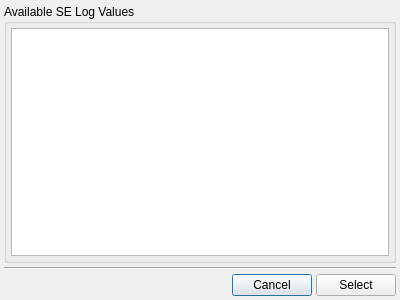
The window that frontend/seLogChooserDialog.ui (disorderedmaterials/jv2) describes before a commit, drawn with Qt 5.
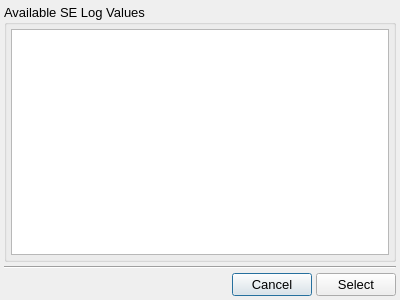
The same window after the commit.

Commit message: Fix font size in SELogChooserDialog.

What changed in the file:
```diff
--- a/frontend/seLogChooserDialog.ui
+++ b/frontend/seLogChooserDialog.ui
@@ -10,6 +10,11 @@
     <height>300</height>
    </rect>
   </property>
+  <property name="font">
+   <font>
+    <pointsize>10</pointsize>
+   </font>
+  </property>
   <property name="windowTitle">
    <string>Dialog</string>
   </property>
```
